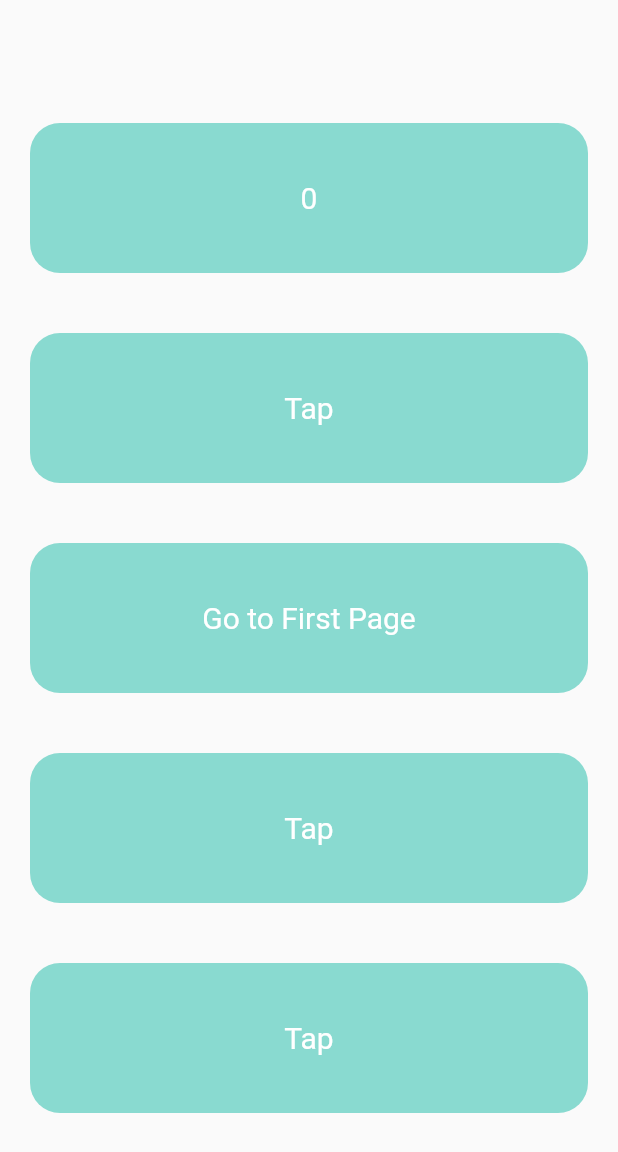
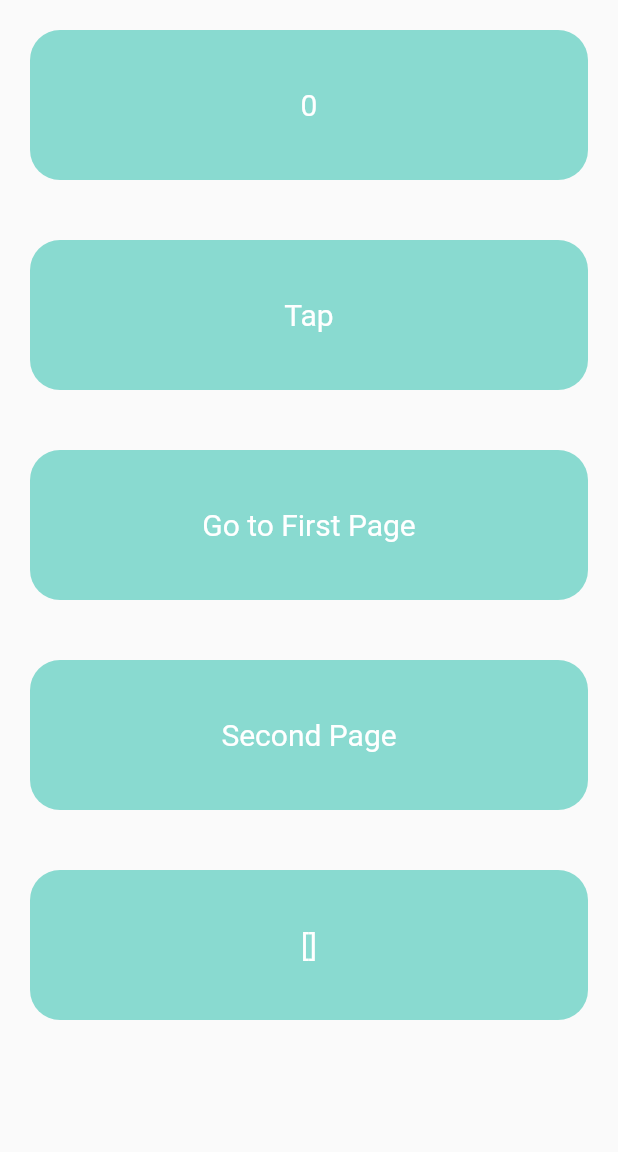
Before and after one commit to chanukagayantha/Flutter-getxapp, a Flutter app: the screen it shows after launch, on a phone screen of 412 x 824 dp. Shown: the top 1152 px of the screen. Run offline on Flutter 3.47's test engine with Material 2 defaults, Android fonts, the phone set to English and light mode, and no system bars; our stand-ins replace get.

```diff
--- /dev/null
+++ b/lib/controllers/list_controller.dart
@@ -0,0 +1,11 @@
+import 'package:get/get.dart';
+
+class ListController extends GetxController {
+  RxList _list = [].obs;
+  RxList get list => _list;
+
+  void setValues(int x) {
+    _list.add(x);
+    print(_list);
+  }
+}
--- a/lib/controllers/tap_controllers.dart
+++ b/lib/controllers/tap_controllers.dart
@@ -3,6 +3,12 @@ import 'package:get/get.dart';
 class TapController extends GetxController {
   int _x = 0;
   int get x => _x;
+
+  RxInt _y = 0.obs;
+  RxInt get y => _y;
+
+  RxInt _z = 0.obs;
+  int get z => _z.value;
 
   void increaseX() {
     _x++;
@@ -13,4 +19,17 @@ class TapController extends GetxController {
     _x--;
     update();
   }
+
+  void increaseY() {
+    _y.value++;
+  }
+
+  void decreaseY() {
+    _y.value--;
+  }
+
+  void totalXY() {
+    _z.value = x + _y.value;
+    print(_z);
+  }
 }
--- a/lib/main.dart
+++ b/lib/main.dart
@@ -1,8 +1,12 @@
 import 'package:flutter/material.dart';
 import 'package:get/get.dart';
+import 'package:getxapp/helper/init_dependency.dart';
 import 'package:getxapp/my_home_page.dart';
+import 'helper/init_controllers.dart' as di;
 
-void main() {
+Future<void> main() async {
+  // WidgetsFlutterBinding.ensureInitialized();
+  // await di.init();
   runApp(const MyApp());
 }
 
@@ -13,6 +17,7 @@ class MyApp extends StatelessWidget {
   @override
   Widget build(BuildContext context) {
     return GetMaterialApp(
+      initialBinding: InitDep(),
       title: 'Flutter GetX',
       theme: ThemeData(
         primarySwatch: Colors.blue,
--- a/lib/my_home_page.dart
+++ b/lib/my_home_page.dart
@@ -1,19 +1,24 @@
 import 'package:flutter/material.dart';
 import 'package:get/get.dart';
+import 'package:getxapp/controllers/list_controller.dart';
 import 'package:getxapp/controllers/tap_controllers.dart';
 import 'package:getxapp/first_page.dart';
+import 'package:getxapp/second_page.dart';
 
 class MyHomePage extends StatelessWidget {
   const MyHomePage({super.key});
 
   @override
   Widget build(BuildContext context) {
-    TapController controller = Get.put(TapController());
+    TapController controller = Get.find();
+    ListController listController = Get.find();
 
     return Scaffold(
-      body: Container(
+      body: SafeArea(
+        child: Container(
           width: double.maxFinite,
           height: double.maxFinite,
+          child: SingleChildScrollView(
             child: Column(
               mainAxisAlignment: MainAxisAlignment.center,
               children: [
@@ -80,7 +85,9 @@ class MyHomePage extends StatelessWidget {
                   ),
                 ),
                 GestureDetector(
-              onTap: () {},
+                  onTap: () {
+                    Get.to(() => SecondPage());
+                  },
                   child: Container(
                     margin: const EdgeInsets.all(20),
                     width: double.maxFinite,
@@ -90,7 +97,7 @@ class MyHomePage extends StatelessWidget {
                         color: const Color(0xFF89dad0)),
                     child: const Center(
                         child: Text(
-                  "Tap",
+                      "Second Page",
                       style: TextStyle(
                         fontSize: 20,
                         color: Colors.white,
@@ -98,7 +105,8 @@ class MyHomePage extends StatelessWidget {
                     )),
                   ),
                 ),
-            GestureDetector(
+                Obx(
+                  () => GestureDetector(
                     onTap: () {},
                     child: Container(
                       margin: const EdgeInsets.all(20),
@@ -107,17 +115,20 @@ class MyHomePage extends StatelessWidget {
                       decoration: BoxDecoration(
                           borderRadius: BorderRadius.circular(20),
                           color: const Color(0xFF89dad0)),
-                child: const Center(
+                      child: Center(
                           child: Text(
-                  "Tap",
-                  style: TextStyle(
+                        listController.list.toString(),
+                        style: const TextStyle(
                           fontSize: 20,
                           color: Colors.white,
                         ),
                       )),
                     ),
                   ),
+                ),
               ],
+            ),
+          ),
         ),
       ),
     );
```
Also changed, not shown: lib/helper/init_controllers.dart (added, +8 -0 lines), lib/helper/init_dependency.dart (added, +12 -0 lines), lib/second_page.dart (added, +42 -0 lines), lib/third_page.dart (added, +159 -0 lines). Lines whose indentation alone changed are shown as unchanged.
